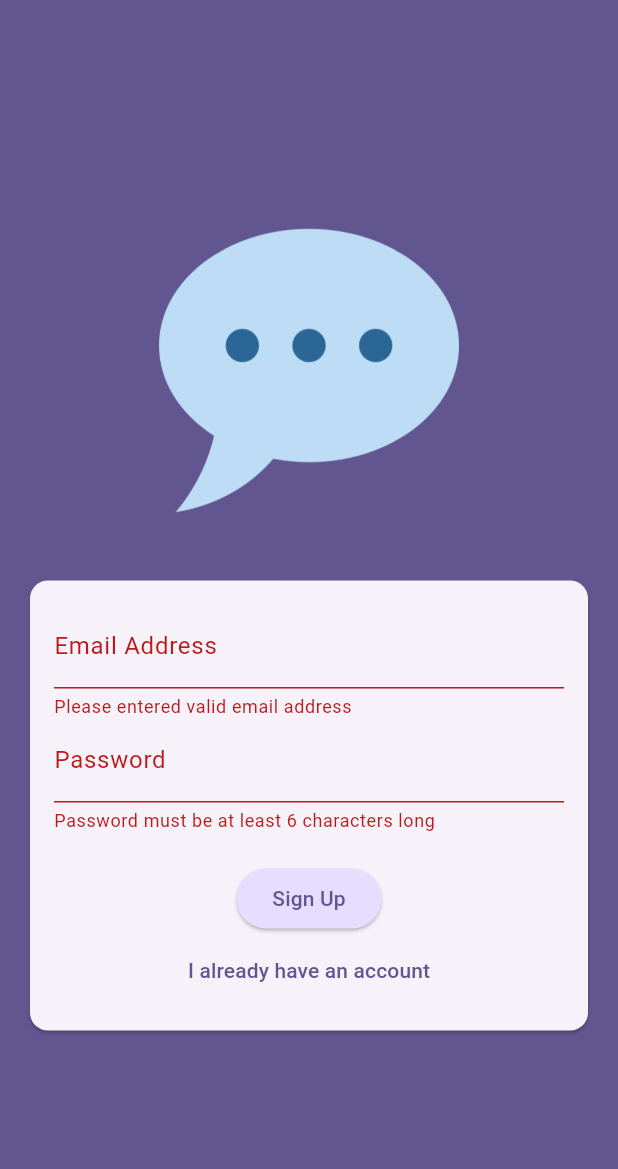
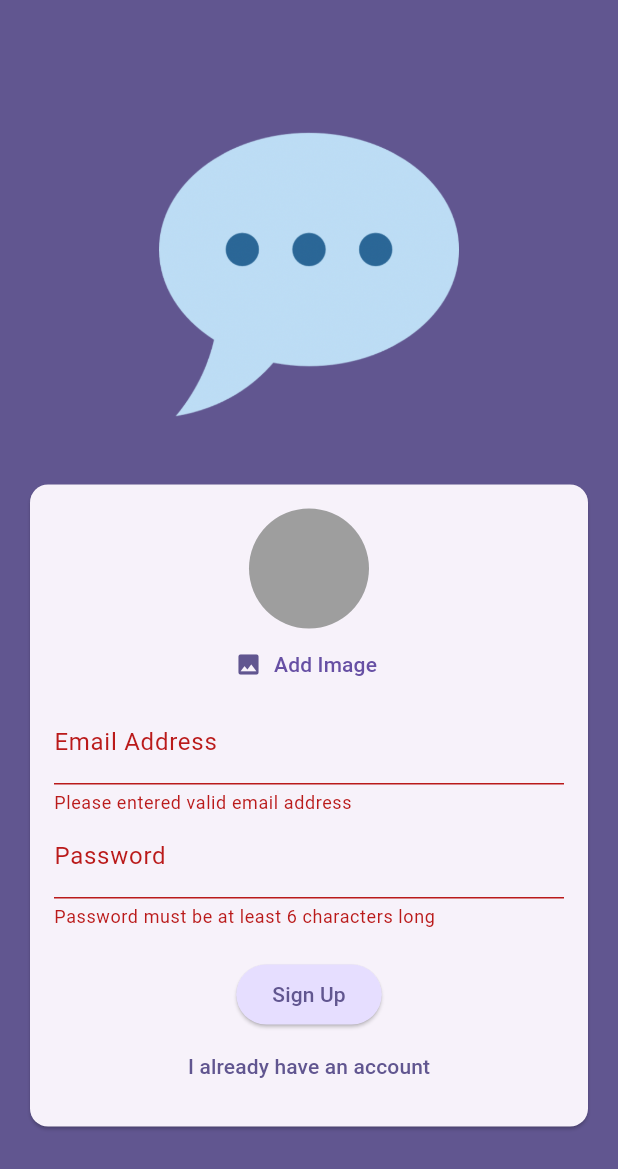
Before and after one commit to SrushtiKachhadiya/chat_app, a Flutter app: the screen it shows after launch, after a tap on "Log in", after a tap on "Create an account", on a phone screen of 412 x 824 dp. Shown: the top 1169 px of the screen. Run offline on Flutter 3.47's test engine with Material 3 defaults, Android fonts, the phone set to English and light mode, and no system bars; our stand-ins replace firebase_auth, firebase_core, firebase_storage, image_picker; accounts and stored records are empty.

Commit message:
StoreImage

```diff
--- a/lib/screens/auth.dart
+++ b/lib/screens/auth.dart
@@ -1,3 +1,8 @@
+import 'dart:io';
+
+import 'package:chat_app/widgets/user_image_picker.dart';
+import 'package:firebase_core/firebase_core.dart';
+import 'package:firebase_storage/firebase_storage.dart';
 import 'package:flutter/material.dart';
 import 'package:firebase_auth/firebase_auth.dart';
 
@@ -17,10 +22,11 @@ class _AuthScreenState extends State<AuthScreen> {
 
   var _enteredEmail = '';
   var _enteredPassword = '';
+  File? _selectedImage;
 
   void _submitData() async {
     final isValid = _formKey.currentState!.validate();
-    if (!isValid) {
+    if (!isValid || !_isLogin && _selectedImage == null) {
       return;
     }
     _formKey.currentState!.save();
@@ -34,7 +40,13 @@ class _AuthScreenState extends State<AuthScreen> {
       } else {
         final userCredentials = await _firebase.createUserWithEmailAndPassword(
             email: _enteredEmail, password: _enteredPassword);
-        print('UserCredentials --> ${userCredentials}');
+        final storageRef = FirebaseStorage.instance
+            .ref()
+            .child('user_images')
+            .child('${userCredentials.user!.uid}.jpg');
+        await storageRef.putFile(_selectedImage!);
+        final imageUrl = await storageRef.getDownloadURL();
+        print('imageURL --> ${imageUrl}');
       }
     } on FirebaseAuthException catch (error) {
       if (error.code == 'email-already-in-use') {
@@ -77,6 +89,12 @@ class _AuthScreenState extends State<AuthScreen> {
                       child: Column(
                         mainAxisSize: MainAxisSize.min,
                         children: [
+                          if (!_isLogin)
+                            UserImagePicker(
+                              onPickedImage: (pickedImage) {
+                                _selectedImage = pickedImage;
+                              },
+                            ),
                           TextFormField(
                             decoration: const InputDecoration(
                               labelText: 'Email Address',
--- a/lib/screens/splash.dart
+++ b/lib/screens/splash.dart
@@ -3,7 +3,7 @@ import 'package:flutter/material.dart';
 class SplashScreen extends StatefulWidget{
   const SplashScreen({super.key});
   @override
-  State<StatefulWidget> createState() => _SplashScreenState();
+  State<SplashScreen> createState() => _SplashScreenState();
 }
 class _SplashScreenState extends State<SplashScreen>{
   @override
--- a/lib/widgets/user_image_picker.dart
+++ b/lib/widgets/user_image_picker.dart
@@ -1,14 +1,49 @@
+import 'dart:io';
+
 import 'package:flutter/material.dart';
+import 'package:image_picker/image_picker.dart';
 
-class UserImagePicker extends StatefulWidget{
-  const UserImagePicker({super.key});
+class UserImagePicker extends StatefulWidget {
+  const UserImagePicker({super.key,required this.onPickedImage});
+
+  final void Function(File pickedImage) onPickedImage;
+
   @override
-  State<StatefulWidget> createState() => _UserImagePickerState();
+  State<UserImagePicker> createState() => _UserImagePickerState();
 }
-class _UserImagePickerState extends State<UserImagePicker>{
+
+class _UserImagePickerState extends State<UserImagePicker> {
+
+  File? _pickedImageFile;
+
+  void _pickedImage()async{
+    final pickedImage = await ImagePicker().pickImage(source: ImageSource.camera,imageQuality: 50,maxWidth: 150);
+    if(pickedImage == null){
+      return;
+    }
+    setState(() {
+      _pickedImageFile = File(pickedImage.path);
+    });
+    widget.onPickedImage(_pickedImageFile!);
+  }
+
   @override
   Widget build(BuildContext context) {
-  return Column();
+    return Column(
+      children: [
+        CircleAvatar(
+          radius: 40,
+          backgroundColor: Colors.grey,
+          foregroundImage: _pickedImageFile != null ? FileImage(_pickedImageFile!) : null,
+        ),
+        TextButton.icon(
+            onPressed:_pickedImage,
+            icon: Icon(Icons.image),
+            label: Text(
+              'Add Image',
+              style: TextStyle(color: Theme.of(context).primaryColor),
+            ))
+      ],
+    );
   }
-
 }
```
